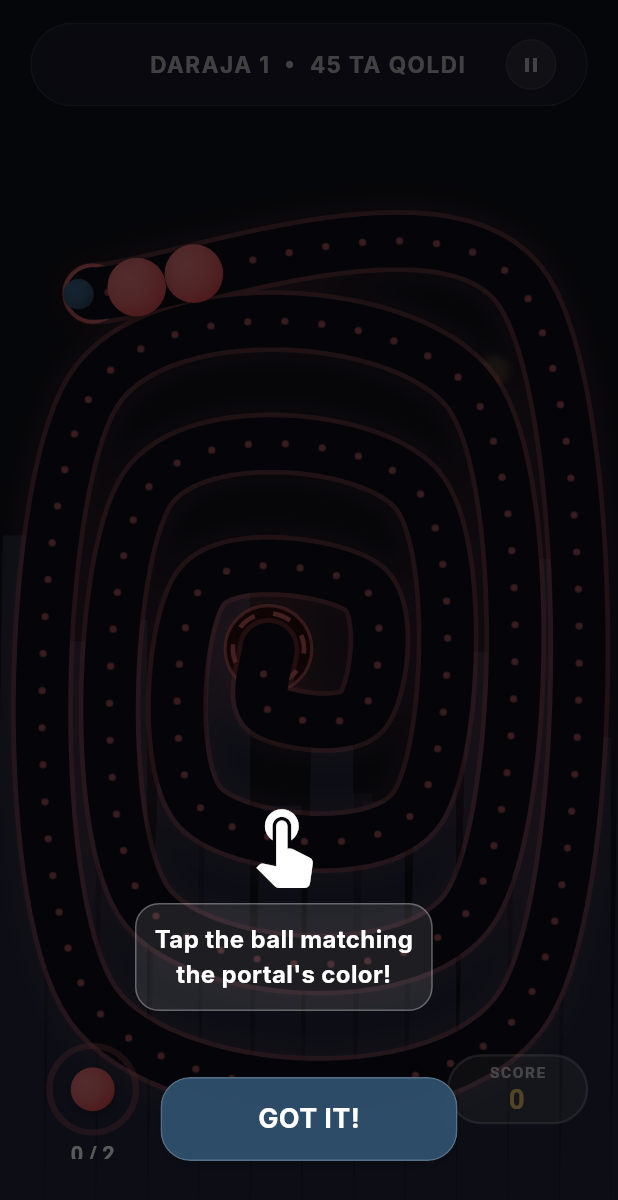
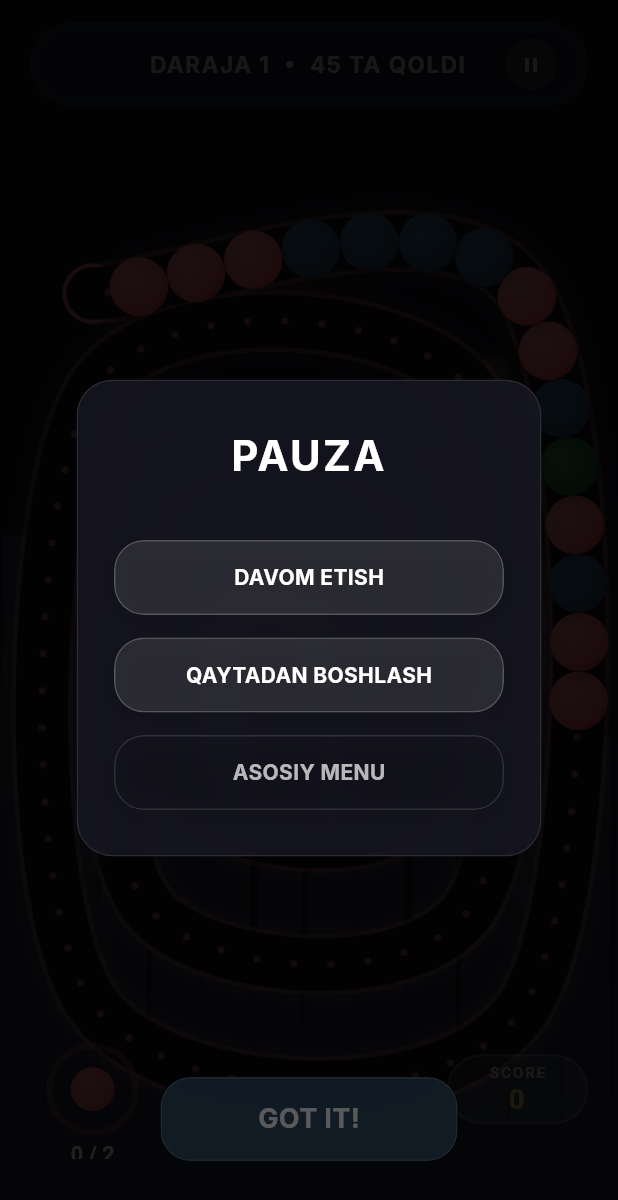
Before and after one commit to abdukhalilovazim/zuma-box-flutter, a Flutter app: the GameScreen screen opened directly, on a phone screen of 412 x 824 dp. Shown: the top 1200 px of the screen. Run offline on Flutter 3.47's test engine with Material 3 defaults, Android fonts, the phone set to English and light mode, and no system bars; our stand-ins replace shared_preferences; accounts and stored records are empty; Roboto replaces fonts that are missing (Inter).

Commit message:
refactor: delay tutorial check until game start and allow box position updates

```diff
--- a/lib/game/game_controller.dart
+++ b/lib/game/game_controller.dart
@@ -203,7 +203,6 @@
 
     // Generate color pool
     _generateLevelColorPool();
-    _checkTutorial();
 
     // Reset game counters
     activeBalls.clear();
@@ -450,6 +449,7 @@
     // When the last ball is completely on the visible path, start playing!
     if (activeBalls.last.distance >= 0.0) {
       state = GameState.playing;
+      _checkTutorial();
     }
   }
 
--- a/lib/models/box.dart
+++ b/lib/models/box.dart
@@ -4,7 +4,7 @@
   Color targetColor;
   int currentCount;
   final int requiredCount;
-  final Offset position;
+  Offset position;
 
   // Visual/Animation States
   double bounceScale = 1.0;
--- a/lib/widgets/hud_widget.dart
+++ b/lib/widgets/hud_widget.dart
@@ -127,38 +127,6 @@
               color: Colors.black.withValues(alpha: 0.65),
               child: Stack(
                 children: [
-                  // Animated pointing finger/arrow (Mocked with icon)
-                  Positioned(
-                    bottom: 150.0,
-                    left: 90.0,
-                    child: Column(
-                      children: [
-                        const Icon(
-                          Icons.touch_app,
-                          color: Colors.white,
-                          size: 60.0,
-                        ),
-                        const SizedBox(height: 10),
-                        Container(
-                          padding: const EdgeInsets.all(12),
-                          decoration: BoxDecoration(
-                            color: Colors.white.withValues(alpha: 0.1),
-                            borderRadius: BorderRadius.circular(16),
-                            border: Border.all(color: Colors.white30),
-                          ),
-                          child: const Text(
-                            "Tap the ball matching\nthe portal's color!",
-                            textAlign: TextAlign.center,
-                            style: TextStyle(
-                              color: Colors.white,
-                              fontSize: 16,
-                              fontWeight: FontWeight.bold,
-                            ),
-                          ),
-                        ),
-                      ],
-                    ),
-                  ),
                   Positioned(
                     bottom: 50.0,
                     left: 0,
```
